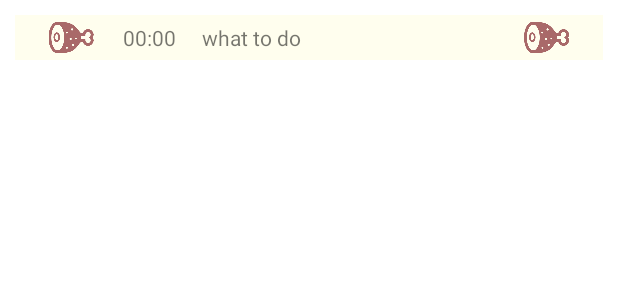
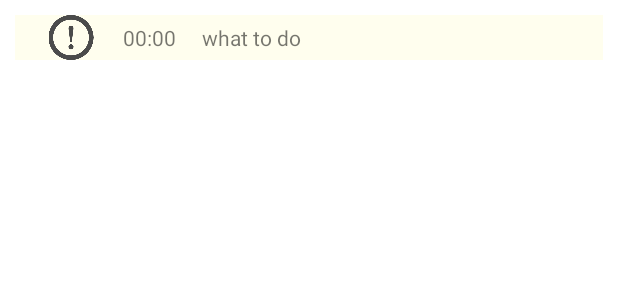
Before and after one commit to mylittleroutine/project_android, an Android app: the layout item_todo_package.xml on its own in the app's theme, with its tools: preview values and no code run, on a phone screen of 412 x 824 dp. Shown: the top 300 px of the screen. Run offline under Robolectric (Android 15) with nearby library versions, the phone set to English and light mode, and no system bars.

Commit message:
10/21 중간발표 시점 클라이언트 업로드

```diff
--- a/app/src/main/java/com/example/realtodoapp/adapter/AdapterToDoPackageList.kt
+++ b/app/src/main/java/com/example/realtodoapp/adapter/AdapterToDoPackageList.kt
@@ -116,7 +116,7 @@ class TodoPackageHolder(val activity: FragmentActivity, val context: Context, va
             }
 
             // 자동 인식 테스트 현황 출력
-            if(item.certType == "auto"){
+            if(item.certType == "SCREEN_AUTO"){
 
                 sharedPref = context.getSharedPreferences("sharedPref1", Context.MODE_PRIVATE)
                 sharedPrefEditor = sharedPref.edit()
--- a/app/src/main/java/com/example/realtodoapp/ui/MainFragment.kt
+++ b/app/src/main/java/com/example/realtodoapp/ui/MainFragment.kt
@@ -150,8 +150,8 @@ class MainFragment : Fragment(){
                                 newTodo.year+newTodo.month+newTodo.day+newTodo.hour.toString()+newTodo.minute.toString()
                         var goalLocateRecord = mutableListOf<Double>()
 
-                        goalLocateRecord.add(37.4767)
-                        goalLocateRecord.add(126.9820)
+                        goalLocateRecord.add(37.4505)
+                        goalLocateRecord.add(126.6575)
 
                         var goalLocateRecordJson = gson.toJson(goalLocateRecord)
 
--- a/app/src/main/res/layout/dialog_map.xml
+++ b/app/src/main/res/layout/dialog_map.xml
@@ -35,7 +35,6 @@
                 android:id = "@+id/graph_result_textView"
                 android:layout_width="match_parent"
                 android:layout_height="match_parent"
-                android:text="100m"
                 android:gravity="center"
                 />
         </LinearLayout>
--- a/app/src/main/res/layout/item_todo_package.xml
+++ b/app/src/main/res/layout/item_todo_package.xml
@@ -25,7 +25,7 @@
                 android:layout_width="0dp"
                 android:layout_weight="1"
                 android:layout_height="match_parent"
-                android:src="@drawable/meat" />
+                android:src="@drawable/exclamation_mark" />
 
 
             <TextView
@@ -48,8 +48,7 @@
                 android:id="@+id/category_imageView"
                 android:layout_width="0dp"
                 android:layout_weight="1"
-                android:layout_height="match_parent"
-                android:src="@drawable/meat" />
+                android:layout_height="match_parent" />
 
             <!--            <androidx.recyclerview.widget.RecyclerView-->
 <!--                android:id = "@+id/list_todo_package_recyclerView"-->
```
Also changed, not shown: app/src/main/java/com/example/realtodoapp/service/CertService.kt (+4 -4 lines), app/src/main/res/drawable/exclamation_mark.png (added).
